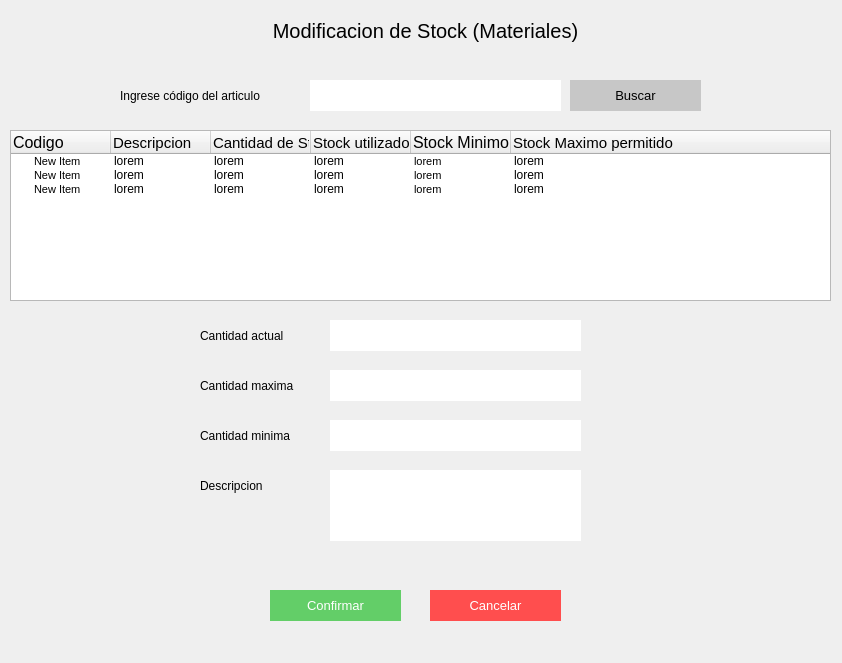
This is Pantallas UI/Materiales/modificacion de stock/modificarStockMateriales.ui in AlemFernandez786/Scabox as Qt 5 draws it before an edit. The edited form follows.
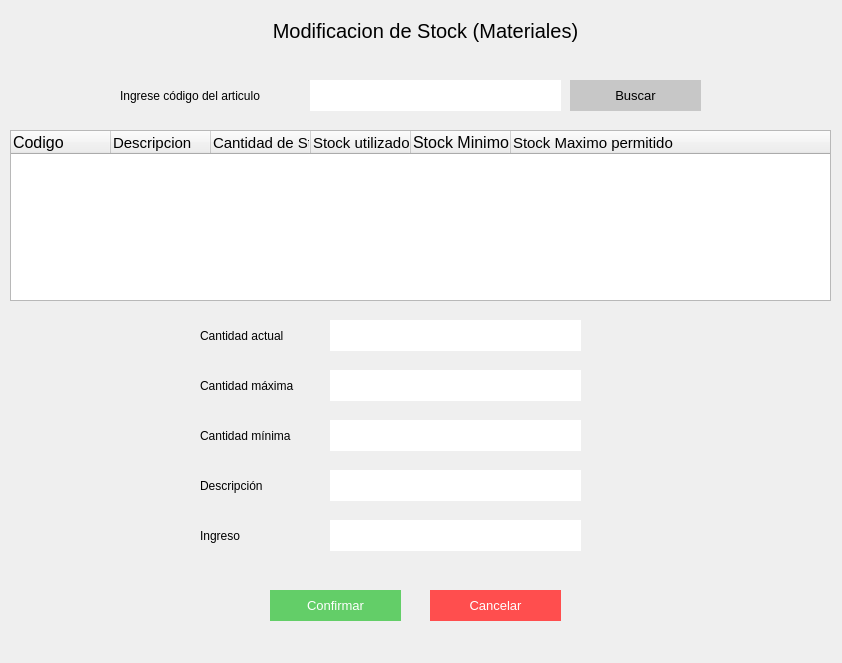
This is the edited form.

Patch:
```diff
--- a/Pantallas UI/Materiales/modificacion de stock/modificarStockMateriales.ui
+++ b/Pantallas UI/Materiales/modificacion de stock/modificarStockMateriales.ui
@@ -172,7 +172,7 @@
 text-align:center;</string>
    </property>
    <property name="text">
-    <string>Cantidad minima</string>
+    <string>Cantidad mínima</string>
    </property>
   </widget>
   <widget class="QLabel" name="label_4">
@@ -189,7 +189,7 @@
 text-align:center;</string>
    </property>
    <property name="text">
-    <string>Cantidad maxima</string>
+    <string>Cantidad máxima</string>
    </property>
   </widget>
   <widget class="QPushButton" name="ma_btn_confirmar">
@@ -244,22 +244,26 @@
 text-align:center;</string>
    </property>
    <property name="text">
-    <string>Descripcion</string>
+    <string>Descripción</string>
    </property>
   </widget>
   <widget class="QTextEdit" name="ma_input_4">
+   <property name="enabled">
+    <bool>false</bool>
+   </property>
    <property name="geometry">
     <rect>
      <x>330</x>
      <y>470</y>
      <width>251</width>
-     <height>71</height>
+     <height>31</height>
     </rect>
    </property>
    <property name="styleSheet">
     <string notr="true">border:none;
 background-color: rgb(255, 255, 255);
-font: 11pt &quot;MS Shell Dlg 2&quot;;</string>
+font: 11pt &quot;MS Shell Dlg 2&quot;;
+color: rgb(0, 0, 0);</string>
    </property>
   </widget>
   <widget class="QTreeWidget" name="ma_tabla">
@@ -331,96 +335,44 @@
      </font>
     </property>
    </column>
-   <item>
-    <property name="text">
-     <string>New Item  </string>
-    </property>
-    <property name="font">
-     <font>
-      <pointsize>8</pointsize>
-     </font>
-    </property>
-    <property name="text">
-     <string>lorem</string>
-    </property>
-    <property name="text">
-     <string>lorem</string>
-    </property>
-    <property name="text">
-     <string>lorem</string>
-    </property>
-    <property name="text">
-     <string>lorem</string>
-    </property>
-    <property name="font">
-     <font>
-      <pointsize>8</pointsize>
-     </font>
-    </property>
-    <property name="text">
-     <string>lorem</string>
-    </property>
-   </item>
-   <item>
-    <property name="text">
-     <string>New Item</string>
-    </property>
-    <property name="font">
-     <font>
-      <pointsize>8</pointsize>
-     </font>
-    </property>
-    <property name="text">
-     <string>lorem</string>
-    </property>
-    <property name="text">
-     <string>lorem</string>
-    </property>
-    <property name="text">
-     <string>lorem</string>
-    </property>
-    <property name="text">
-     <string>lorem</string>
-    </property>
-    <property name="font">
-     <font>
-      <pointsize>8</pointsize>
-     </font>
-    </property>
-    <property name="text">
-     <string>lorem</string>
-    </property>
-   </item>
-   <item>
-    <property name="text">
-     <string>New Item</string>
-    </property>
-    <property name="font">
-     <font>
-      <pointsize>8</pointsize>
-     </font>
-    </property>
-    <property name="text">
-     <string>lorem</string>
-    </property>
-    <property name="text">
-     <string>lorem</string>
-    </property>
-    <property name="text">
-     <string>lorem</string>
-    </property>
-    <property name="text">
-     <string>lorem</string>
-    </property>
-    <property name="font">
-     <font>
-      <pointsize>8</pointsize>
-     </font>
-    </property>
-    <property name="text">
-     <string>lorem</string>
-    </property>
-   </item>
+  </widget>
+  <widget class="QLineEdit" name="ma_input_5">
+   <property name="enabled">
+    <bool>false</bool>
+   </property>
+   <property name="geometry">
+    <rect>
+     <x>330</x>
+     <y>520</y>
+     <width>251</width>
+     <height>31</height>
+    </rect>
+   </property>
+   <property name="styleSheet">
+    <string notr="true">border:none;
+background-color: rgb(255, 255, 255);
+font: 11pt &quot;MS Shell Dlg 2&quot;;</string>
+   </property>
+   <property name="text">
+    <string/>
+   </property>
+  </widget>
+  <widget class="QLabel" name="label_7">
+   <property name="geometry">
+    <rect>
+     <x>200</x>
+     <y>520</y>
+     <width>111</width>
+     <height>31</height>
+    </rect>
+   </property>
+   <property name="styleSheet">
+    <string notr="true">font: 11pt &quot;MS Shell Dlg 2&quot;;
+text-align:center;</string>
+   </property>
+   <property name="text">
+    <string>Ingreso</string>
+   </property>
   </widget>
  </widget>
  <resources/>
```
Left out of the diff: 20 changed lines with no effect on the pictures.
